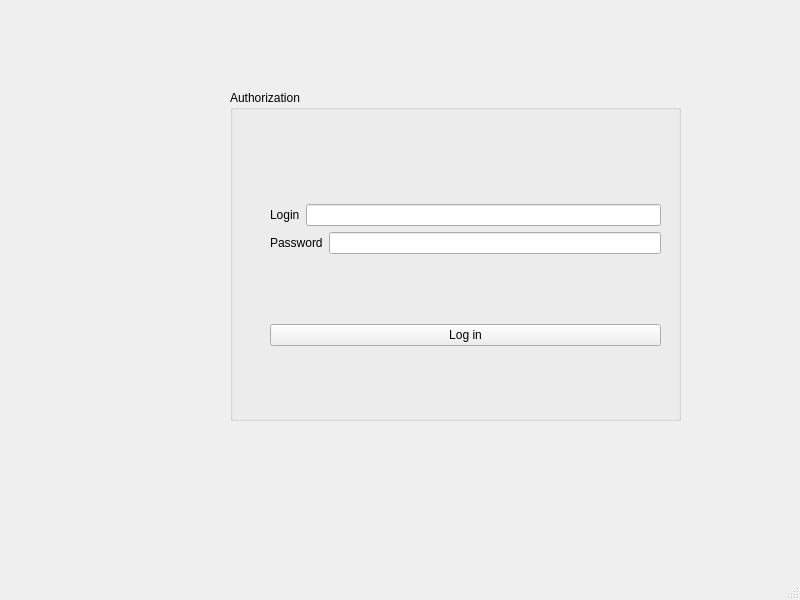
Qt form login.ui (AlexFire-Dev/OddsClientQT) before a commit.
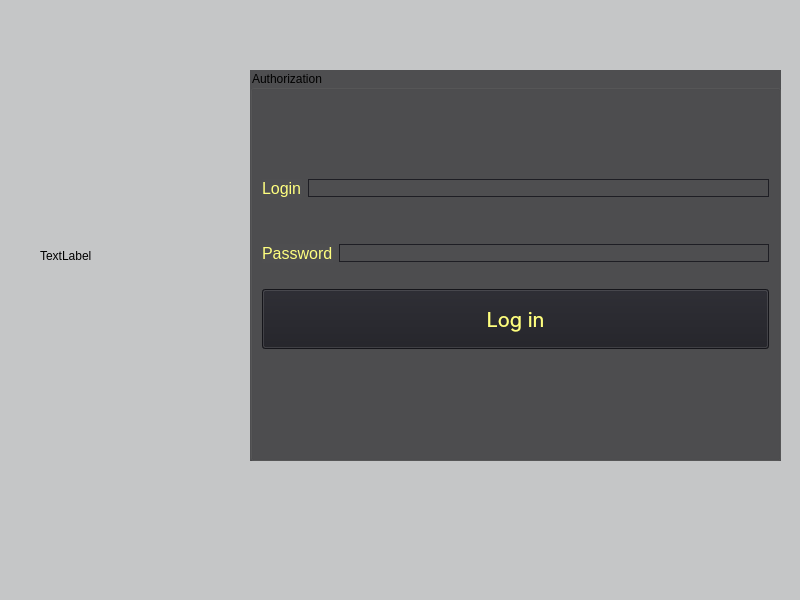
The same form after that commit.

Patch:
```diff
--- a/login.ui
+++ b/login.ui
@@ -10,10 +10,37 @@
     <height>600</height>
    </rect>
   </property>
+  <property name="sizePolicy">
+   <sizepolicy hsizetype="Fixed" vsizetype="Fixed">
+    <horstretch>0</horstretch>
+    <verstretch>0</verstretch>
+   </sizepolicy>
+  </property>
+  <property name="minimumSize">
+   <size>
+    <width>800</width>
+    <height>500</height>
+   </size>
+  </property>
+  <property name="maximumSize">
+   <size>
+    <width>900</width>
+    <height>700</height>
+   </size>
+  </property>
   <property name="windowTitle">
    <string>Login</string>
   </property>
+  <property name="styleSheet">
+   <string notr="true">background-color: rgb(197, 198, 199);</string>
+  </property>
   <widget class="QWidget" name="centralwidget">
+   <property name="sizePolicy">
+    <sizepolicy hsizetype="Fixed" vsizetype="Fixed">
+     <horstretch>0</horstretch>
+     <verstretch>0</verstretch>
+    </sizepolicy>
+   </property>
    <widget class="QLabel" name="pic">
     <property name="geometry">
      <rect>
@@ -30,25 +57,35 @@
    <widget class="QGroupBox" name="groupBox_reg">
     <property name="geometry">
      <rect>
-      <x>230</x>
-      <y>90</y>
-      <width>451</width>
-      <height>331</height>
+      <x>250</x>
+      <y>70</y>
+      <width>531</width>
+      <height>391</height>
      </rect>
     </property>
+    <property name="styleSheet">
+     <string notr="true">background: rgb(78, 78, 80);
+</string>
+    </property>
     <property name="title">
      <string>Authorization</string>
     </property>
-    <widget class="QWidget" name="layoutWidget">
-     <property name="geometry">
-      <rect>
-       <x>40</x>
-       <y>50</y>
-       <width>391</width>
-       <height>271</height>
-      </rect>
-     </property>
+    <layout class="QHBoxLayout" name="horizontalLayout_3">
+     <item>
      <layout class="QVBoxLayout" name="verticalLayout_2">
+       <item>
+        <spacer name="verticalSpacer_4">
+         <property name="orientation">
+          <enum>Qt::Vertical</enum>
+         </property>
+         <property name="sizeHint" stdset="0">
+          <size>
+           <width>20</width>
+           <height>80</height>
+          </size>
+         </property>
+        </spacer>
+       </item>
       <item>
        <layout class="QVBoxLayout" name="verticalLayout">
         <item>
@@ -56,40 +93,149 @@
           <item>
            <widget class="QLabel" name="label">
             <property name="text">
-             <string>Login</string>
+              <string>&lt;html&gt;&lt;head/&gt;&lt;body&gt;&lt;p&gt;&lt;span style=&quot; font-size:12pt; color:#ffff7f;&quot;&gt;Login&lt;/span&gt;&lt;/p&gt;&lt;/body&gt;&lt;/html&gt;</string>
             </property>
            </widget>
           </item>
           <item>
-           <widget class="QLineEdit" name="login"/>
+            <widget class="QLineEdit" name="login">
+             <property name="sizePolicy">
+              <sizepolicy hsizetype="Expanding" vsizetype="Fixed">
+               <horstretch>0</horstretch>
+               <verstretch>70</verstretch>
+              </sizepolicy>
+             </property>
+             <property name="styleSheet">
+              <string notr="true">border: 1px solid #1e1e24;</string>
+             </property>
+            </widget>
           </item>
          </layout>
         </item>
+         <item>
+          <spacer name="verticalSpacer">
+           <property name="orientation">
+            <enum>Qt::Vertical</enum>
+           </property>
+           <property name="sizeType">
+            <enum>QSizePolicy::Fixed</enum>
+           </property>
+           <property name="sizeHint" stdset="0">
+            <size>
+             <width>20</width>
+             <height>40</height>
+            </size>
+           </property>
+          </spacer>
+         </item>
         <item>
          <layout class="QHBoxLayout" name="horizontalLayout_2">
           <item>
            <widget class="QLabel" name="label_2">
             <property name="text">
-             <string>Password</string>
+              <string>&lt;html&gt;&lt;head/&gt;&lt;body&gt;&lt;p&gt;&lt;span style=&quot; font-size:12pt; color:#ffff7f;&quot;&gt;Password&lt;/span&gt;&lt;/p&gt;&lt;/body&gt;&lt;/html&gt;</string>
             </property>
            </widget>
           </item>
           <item>
-           <widget class="QLineEdit" name="password"/>
+            <widget class="QLineEdit" name="password">
+             <property name="sizePolicy">
+              <sizepolicy hsizetype="Expanding" vsizetype="Fixed">
+               <horstretch>0</horstretch>
+               <verstretch>70</verstretch>
+              </sizepolicy>
+             </property>
+             <property name="whatsThis">
+              <string>&lt;html&gt;&lt;head/&gt;&lt;body&gt;&lt;p&gt;  border: 2px solid;&lt;/p&gt;&lt;p&gt;  border-radius: 5px;&lt;/p&gt;&lt;p&gt;  box-sizing: border-box;&lt;/p&gt;&lt;/body&gt;&lt;/html&gt;</string>
+             </property>
+             <property name="styleSheet">
+              <string notr="true">border: 1px solid #1e1e24;</string>
+             </property>
+            </widget>
           </item>
          </layout>
         </item>
        </layout>
       </item>
+       <item>
+        <spacer name="verticalSpacer_2">
+         <property name="orientation">
+          <enum>Qt::Vertical</enum>
+         </property>
+         <property name="sizeType">
+          <enum>QSizePolicy::Fixed</enum>
+         </property>
+         <property name="sizeHint" stdset="0">
+          <size>
+           <width>20</width>
+           <height>20</height>
+          </size>
+         </property>
+        </spacer>
+       </item>
       <item>
        <widget class="QPushButton" name="regestration">
+         <property name="sizePolicy">
+          <sizepolicy hsizetype="Minimum" vsizetype="Preferred">
+           <horstretch>0</horstretch>
+           <verstretch>80</verstretch>
+          </sizepolicy>
+         </property>
+         <property name="styleSheet">
+          <string notr="true">  align-items: center;
+  background-color: #1e1e24;
+  color: #ffff7f;
+  cursor: pointer;
+  display: flex;
+  font-family: Inter,sans-serif;
+  font-size: 20px;
+  justify-content: center;
+  line-height: 20px;
+  padding: 0 25px;
+  position: relative;
+  text-align: center;
+  text-decoration: none;
+  user-select: none;
+  -webkit-user-select: none;
+  touch-action: manipulation;</string>
+         </property>
         <property name="text">
          <string>Log in</string>
         </property>
        </widget>
       </item>
-     </layout>
-    </widget>
+       <item>
+        <spacer name="verticalSpacer_3">
+         <property name="orientation">
+          <enum>Qt::Vertical</enum>
+         </property>
+         <property name="sizeType">
+          <enum>QSizePolicy::Fixed</enum>
+         </property>
+         <property name="sizeHint" stdset="0">
+          <size>
+           <width>20</width>
+           <height>100</height>
+          </size>
+         </property>
+        </spacer>
+       </item>
+      </layout>
+     </item>
+    </layout>
+   </widget>
+   <widget class="QLabel" name="image">
+    <property name="geometry">
+     <rect>
+      <x>40</x>
+      <y>160</y>
+      <width>181</width>
+      <height>191</height>
+     </rect>
+    </property>
+    <property name="text">
+     <string>TextLabel</string>
+    </property>
    </widget>
   </widget>
   <widget class="QMenuBar" name="menubar">
```
Lines whose indentation alone changed are shown as unchanged.
